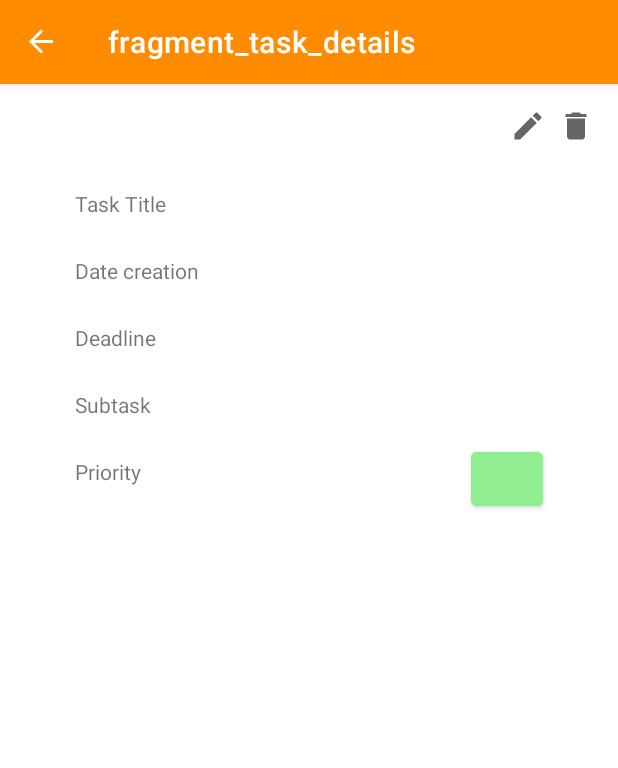
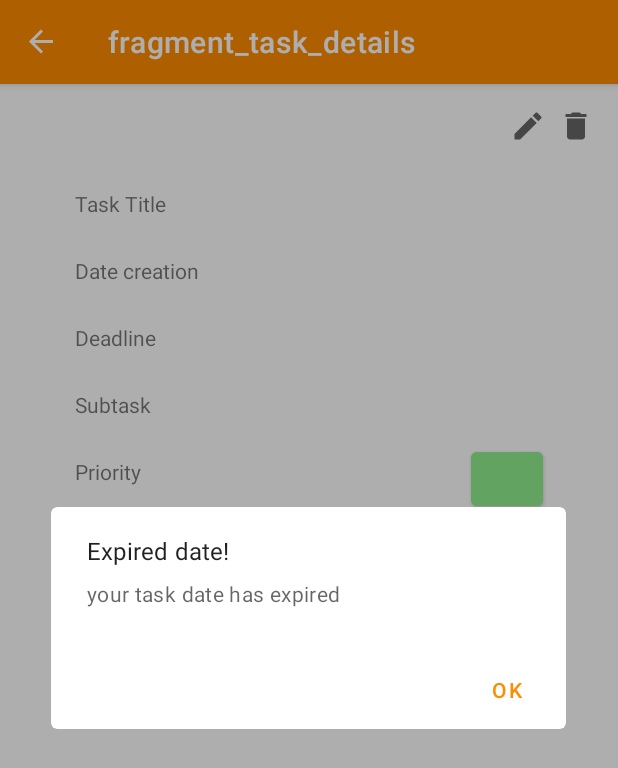
Before and after one commit to RahafNasser-cs/ToDo, an Android app: the TaskDetailsFragment screen opened through its navigation route, on a phone screen of 412 x 824 dp. Shown: the top 768 px of the screen. Run offline under Robolectric (Android 15) with nearby library versions, the phone set to English and light mode, and no system bars; our stand-ins replace data binding, navigation-ui.

Commit message:
Add logic fun in TaskViewModel & delete dialog

```diff
--- a/app/src/main/java/com/example/todo/TaskDetailsFragment.kt
+++ b/app/src/main/java/com/example/todo/TaskDetailsFragment.kt
@@ -1,17 +1,30 @@
 package com.example.todo
 
+import android.content.Context
+import android.os.Build
 import android.os.Bundle
+import android.transition.TransitionManager
+import android.util.Log
+import android.view.Gravity
 import androidx.fragment.app.Fragment
 import android.view.LayoutInflater
 import android.view.View
 import android.view.ViewGroup
+import android.widget.LinearLayout
+import android.widget.PopupWindow
+import android.widget.Toast
+import androidx.core.content.ContextCompat.getSystemService
 import androidx.fragment.app.activityViewModels
 import com.example.todo.databinding.FragmentTaskDetailsBinding
 import com.example.todo.model.TaskViewModel
+import com.google.android.material.dialog.MaterialAlertDialogBuilder
+import java.text.SimpleDateFormat
+import java.util.*
 
 class TaskDetailsFragment : Fragment() {
     private var binding: FragmentTaskDetailsBinding? = null
     private val sharedViewModel: TaskViewModel by activityViewModels()
+    private lateinit var popupWindow: PopupWindow
 
     override fun onCreateView(
         inflater: LayoutInflater,
@@ -26,8 +39,12 @@ class TaskDetailsFragment : Fragment() {
         binding!!.apply {
             viewModel = sharedViewModel
             lifecycleOwner = viewLifecycleOwner
+            taskDetailsFragment = this@TaskDetailsFragment
+
         }
+        taskIsExpiredDate()
     }
+
 
     override fun onDestroy() {
         super.onDestroy()
@@ -36,7 +53,64 @@ class TaskDetailsFragment : Fragment() {
 
     fun goToNextFragment() {
     }
+    fun dialogConfirmDeleteTask() {
+        Toast.makeText(requireContext(), "Task not deleted", Toast.LENGTH_LONG).show()
+        MaterialAlertDialogBuilder(requireContext())
+            .setTitle("Confirm")
+            .setMessage("Are you sure to delete this task?")
+            .setNegativeButton("Cancel"){_,_ ->
+                Toast.makeText(requireContext(), "Task not deleted", Toast.LENGTH_LONG).show()
+            }
+            .setPositiveButton("Delete"){_,_->
+                deleteTask()
+            }.show()
+    }
+    fun popupDeleteWindow() {
+        val popupView = LayoutInflater.from(activity).inflate(R.layout.popup_delete, null)
+        // Initialize a new instance of popup window
+        popupWindow = PopupWindow(popupView,
+            LinearLayout.LayoutParams.WRAP_CONTENT, LinearLayout.LayoutParams.WRAP_CONTENT)
+        // Set an elevation for the popup window
+        if (Build.VERSION.SDK_INT >= Build.VERSION_CODES.LOLLIPOP) {
+            popupWindow.elevation = 10.0F
+        }
+        // Finally, show the popup window on app
+//        TransitionManager.beginDelayedTransition(requireView())
+        popupWindow.showAtLocation(
+            requireView(), // Location to display popup window
+            Gravity.CENTER, // Exact position of layout to display popup
+            0, // X offset
+            0 )// Y offset
+    }
+    fun cancelDeleteTask() {
+//        // Set a dismiss listener for popup window
+////        popupWindow.setOnDismissListener {
+////            Toast.makeText(requireContext(),"Task deleted",Toast.LENGTH_SHORT).show()
+////        }
+//        popupWindow.dismiss()
+    }
+
     fun deleteTask() {
-
+        //sharedViewModel.deleteTaskFromLists()
+        Toast.makeText(requireContext(),"Task deleted",Toast.LENGTH_SHORT).show()
+    }
+    fun taskIsExpiredDate() {
+        val date = Calendar.getInstance().time
+        val sdf = SimpleDateFormat("dd-MM-yyy", Locale.UK)
+var a = sharedViewModel.date.value!!.toString() < sdf.format(date).toString()
+        Log.e("TAG", "taskIsExpiredDate: ${sharedViewModel.date.value!!.toString() } -- ${sdf.format(date).toString()}  $a", )
+        if (sharedViewModel.date.value!!.toString() < sdf.format(date).toString()) {
+            MaterialAlertDialogBuilder(requireContext())
+                .setTitle("Expired date!")
+                .setMessage("your task date has expired")
+                .setPositiveButton("Ok"){_,_ ->
+                    Toast.makeText(requireContext(),"show msg expired date",Toast.LENGTH_LONG).show()
+                }.show()
+        }else {
+            Toast.makeText(requireContext(),"show msg not expired date",Toast.LENGTH_LONG).show()
+        }
+    }
+    fun editTask() {
+        Toast.makeText(requireContext(),"Edit task",Toast.LENGTH_SHORT).show()
     }
 }
--- a/app/src/main/java/com/example/todo/model/TaskViewModel.kt
+++ b/app/src/main/java/com/example/todo/model/TaskViewModel.kt
@@ -89,11 +89,11 @@ class TaskViewModel : ViewModel() {
             .build()
         datePicker.show(requireFragmentManager, "tag")
         datePicker.addOnPositiveButtonClickListener {
-            if (sdf.format(it) < sdf.format( Calendar.getInstance().time)) {
-                Toast.makeText(context,"Enter a valid date", Toast.LENGTH_LONG).show()
-            }else {
+//            if (sdf.format(it) < sdf.format( Calendar.getInstance().time)) {
+////                Toast.makeText(context,"Enter a valid date", Toast.LENGTH_LONG).show()
+////            }else {
                 setDate(it)
-            }
+//            }
         }
     }
 
@@ -102,10 +102,6 @@ class TaskViewModel : ViewModel() {
         _creationDate.value = sdf.format(date).toString()
         Log.d("taskCreationDate", _creationDate.value!!)
     }
-
-    //    fun addSubtask() {
-//
-//    }
     fun addNewTaskInfo() {
         listOfTaskTitle.add(_title.value!!)
         listOfTaskDate.add(_date.value!!)
@@ -121,6 +117,9 @@ class TaskViewModel : ViewModel() {
         val monthName = SimpleDateFormat("MMMM").format(Calendar.getInstance().time)
         return "$todayName $todayDate $monthName"
     }
+    fun deleteTaskFromLists() {
+
+    }
 
     fun testing() {
         Log.d("title list", "$listOfTaskTitle")
--- a/app/src/main/res/layout/fragment_task_details.xml
+++ b/app/src/main/res/layout/fragment_task_details.xml
@@ -1,12 +1,15 @@
 <?xml version="1.0" encoding="utf-8"?>
 <layout xmlns:android="http://schemas.android.com/apk/res/android"
+    xmlns:app="http://schemas.android.com/apk/res-auto"
     xmlns:tools="http://schemas.android.com/tools"
-    xmlns:app="http://schemas.android.com/apk/res-auto"
     tools:context=".TaskDetailsFragment">
+
     <data>
+
         <variable
             name="viewModel"
             type="com.example.todo.model.TaskViewModel" />
+
         <variable
             name="taskDetailsFragment"
             type="com.example.todo.TaskDetailsFragment" />
@@ -15,50 +18,53 @@
     <ScrollView
         android:layout_width="match_parent"
         android:layout_height="match_parent">
+
         <androidx.constraintlayout.widget.ConstraintLayout
             android:layout_width="match_parent"
-            android:layout_height="match_parent"
-            >
-            <LinearLayout
+            android:layout_height="match_parent">
+
+            <ImageView
+                android:id="@+id/edit_task_img"
                 android:layout_width="wrap_content"
                 android:layout_height="wrap_content"
-                app:layout_constraintTop_toTopOf="parent"
-                app:layout_constraintEnd_toEndOf="parent"
-                android:orientation="horizontal"
-                android:layout_margin="8dp"
-                android:padding="8dp">
+                android:layout_marginEnd="8dp"
+                android:onClick="@{()-> taskDetailsFragment.editTask()}"
+                android:src="@drawable/ic_baseline_edit_24"
+                app:layout_constraintBottom_toBottomOf="@+id/delete_task_img"
+                app:layout_constraintEnd_toStartOf="@+id/delete_task_img"
+                app:layout_constraintTop_toTopOf="@+id/delete_task_img" />
+
             <ImageView
+                android:id="@+id/delete_task_img"
                 android:layout_width="wrap_content"
                 android:layout_height="wrap_content"
-                    android:id="@+id/edit_task_img"
-                    android:src="@drawable/ic_baseline_edit_24"/>
-                <ImageView
+                android:layout_marginTop="16dp"
+                android:layout_marginEnd="16dp"
+                android:onClick="@{()-> taskDetailsFragment.dialogConfirmDeleteTask()}"
+                android:src="@drawable/ic_baseline_delete_24"
+                app:layout_constraintEnd_toEndOf="parent"
+                app:layout_constraintTop_toTopOf="parent" />
+
+            <TextView
+                android:id="@+id/task_title"
                 android:layout_width="wrap_content"
                 android:layout_height="wrap_content"
-                    android:id="@+id/delete_task_img"
-                    android:layout_marginStart="8dp"
-                    android:src="@drawable/ic_baseline_delete_24"
-                    android:onClick="@{()-> taskDetailsFragment.deleteTask()}"/>
-            </LinearLayout>
+                android:layout_marginStart="50dp"
+                android:layout_marginTop="70dp"
+                android:text="Task Title"
+                app:layout_constraintStart_toStartOf="parent"
+                app:layout_constraintTop_toTopOf="parent" />
+
             <TextView
+                android:id="@+id/task_title_content"
                 android:layout_width="wrap_content"
                 android:layout_height="wrap_content"
-                android:text="Task Title"
-                app:layout_constraintStart_toStartOf="parent"
-                app:layout_constraintTop_toTopOf="parent"
-                android:id="@+id/task_title"
-                android:layout_marginStart="50dp"
-                android:layout_marginTop="70dp"
-                />
-            <TextView
-                android:layout_width="wrap_content"
-                android:layout_height="wrap_content"
+                android:layout_marginEnd="50dp"
                 android:text="@={viewModel.title}"
-                android:id="@+id/task_title_content"
-                android:layout_marginEnd="50dp"
-                app:layout_constraintTop_toTopOf="@+id/task_title"
                 app:layout_constraintBottom_toBottomOf="@+id/task_title"
-                app:layout_constraintEnd_toEndOf="parent"/>
+                app:layout_constraintEnd_toEndOf="parent"
+                app:layout_constraintTop_toTopOf="@+id/task_title" />
+
             <View
                 android:id="@+id/divider"
                 style="?attr/dividerHorizontal"
@@ -69,71 +75,79 @@
                 app:layout_constraintEnd_toEndOf="@+id/task_title_content"
                 app:layout_constraintStart_toStartOf="@+id/task_title"
                 app:layout_constraintTop_toBottomOf="@id/task_title" />
+
             <com.google.android.material.textview.MaterialTextView
+                android:id="@+id/date_creation"
                 android:layout_width="wrap_content"
                 android:layout_height="wrap_content"
+                android:layout_marginTop="25dp"
                 android:text="Date creation"
-                android:layout_marginTop="25dp"
-                app:layout_constraintTop_toBottomOf="@+id/task_title"
                 app:layout_constraintStart_toStartOf="@+id/task_title"
-                android:id="@+id/date_creation"/>
+                app:layout_constraintTop_toBottomOf="@+id/task_title" />
+
             <com.google.android.material.textview.MaterialTextView
+                android:id="@+id/date_creation_content"
                 android:layout_width="wrap_content"
                 android:layout_height="wrap_content"
+                android:layout_marginTop="25dp"
                 android:text="@={viewModel.creationDate}"
-                android:layout_marginTop="25dp"
-                android:id="@+id/date_creation_content"
-                app:layout_constraintTop_toBottomOf="@+id/task_title_content"
-                app:layout_constraintEnd_toEndOf="@+id/task_title_content"/>
+                app:layout_constraintEnd_toEndOf="@+id/task_title_content"
+                app:layout_constraintTop_toBottomOf="@+id/task_title_content" />
+
             <com.google.android.material.textview.MaterialTextView
+                android:id="@+id/deadline"
                 android:layout_width="wrap_content"
                 android:layout_height="wrap_content"
+                android:layout_marginTop="25dp"
                 android:text="Deadline"
-                android:id="@+id/deadline"
-                android:layout_marginTop="25dp"
-                app:layout_constraintTop_toBottomOf="@+id/date_creation"
-                app:layout_constraintStart_toStartOf="@+id/date_creation"/>
+                app:layout_constraintStart_toStartOf="@+id/date_creation"
+                app:layout_constraintTop_toBottomOf="@+id/date_creation" />
+
             <com.google.android.material.textview.MaterialTextView
+                android:id="@+id/deadline_content"
                 android:layout_width="wrap_content"
                 android:layout_height="wrap_content"
+                android:layout_marginTop="25dp"
                 android:text="@={viewModel.date}"
-                android:id="@+id/deadline_content"
-                android:layout_marginTop="25dp"
-                app:layout_constraintTop_toBottomOf="@+id/date_creation_content"
-                app:layout_constraintEnd_toEndOf="@+id/date_creation_content"/>
+                app:layout_constraintEnd_toEndOf="@+id/date_creation_content"
+                app:layout_constraintTop_toBottomOf="@+id/date_creation_content" />
+
             <com.google.android.material.textview.MaterialTextView
+                android:id="@+id/subtask"
                 android:layout_width="wrap_content"
                 android:layout_height="wrap_content"
+                android:layout_marginTop="25dp"
                 android:text="Subtask"
-                android:layout_marginTop="25dp"
-                app:layout_constraintTop_toBottomOf="@+id/deadline"
                 app:layout_constraintStart_toStartOf="@+id/deadline"
-                android:id="@+id/subtask"/>
+                app:layout_constraintTop_toBottomOf="@+id/deadline" />
+
             <com.google.android.material.textview.MaterialTextView
+                android:id="@+id/subtask_content"
                 android:layout_width="wrap_content"
                 android:layout_height="wrap_content"
-                android:id="@+id/subtask_content"
                 android:layout_marginTop="25dp"
-                app:layout_constraintTop_toBottomOf="@+id/deadline_content"
+                android:text="@={viewModel.subTask}"
                 app:layout_constraintEnd_toEndOf="@+id/deadline_content"
-                android:text="@={viewModel.subTask}"/>
+                app:layout_constraintTop_toBottomOf="@+id/deadline_content" />
+
             <com.google.android.material.textview.MaterialTextView
+                android:id="@+id/priority"
                 android:layout_width="wrap_content"
                 android:layout_height="wrap_content"
+                android:layout_marginTop="25dp"
                 android:text="Priority"
-                android:id="@+id/priority"
-                android:layout_marginTop="25dp"
-                app:layout_constraintTop_toBottomOf="@+id/subtask"
-                app:layout_constraintStart_toStartOf="@+id/subtask"/>
+                app:layout_constraintStart_toStartOf="@+id/subtask"
+                app:layout_constraintTop_toBottomOf="@+id/subtask" />
+
             <com.google.android.material.button.MaterialButton
+                android:id="@+id/priority_content"
                 android:layout_width="48dp"
                 android:layout_height="48dp"
                 android:layout_marginTop="10dp"
-                app:layout_constraintTop_toTopOf="@+id/priority"
+                android:backgroundTint="@color/priority_low"
+                app:layout_constraintBottom_toBottomOf="@+id/priority"
                 app:layout_constraintEnd_toEndOf="@+id/subtask_content"
-                app:layout_constraintBottom_toBottomOf="@+id/priority"
-                android:backgroundTint="@color/priority_low"
-                android:id="@+id/priority_content"/>
+                app:layout_constraintTop_toTopOf="@+id/priority" />
             <!--            <ScrollView-->
             <!--                android:layout_width="270dp"-->
             <!--                android:layout_height="130dp"-->
--- a/app/src/main/res/values/themes.xml
+++ b/app/src/main/res/values/themes.xml
@@ -12,5 +12,6 @@
         <!-- Status bar color. -->
         <item name="android:statusBarColor" tools:targetApi="l">?attr/colorPrimaryVariant</item>
         <!-- Customize your theme here. -->
+
     </style>
 </resources>
```
Also changed, not shown: app/src/main/res/layout/fragment_start.xml (+13 -3 lines). Lines whose indentation alone changed are shown as unchanged.
